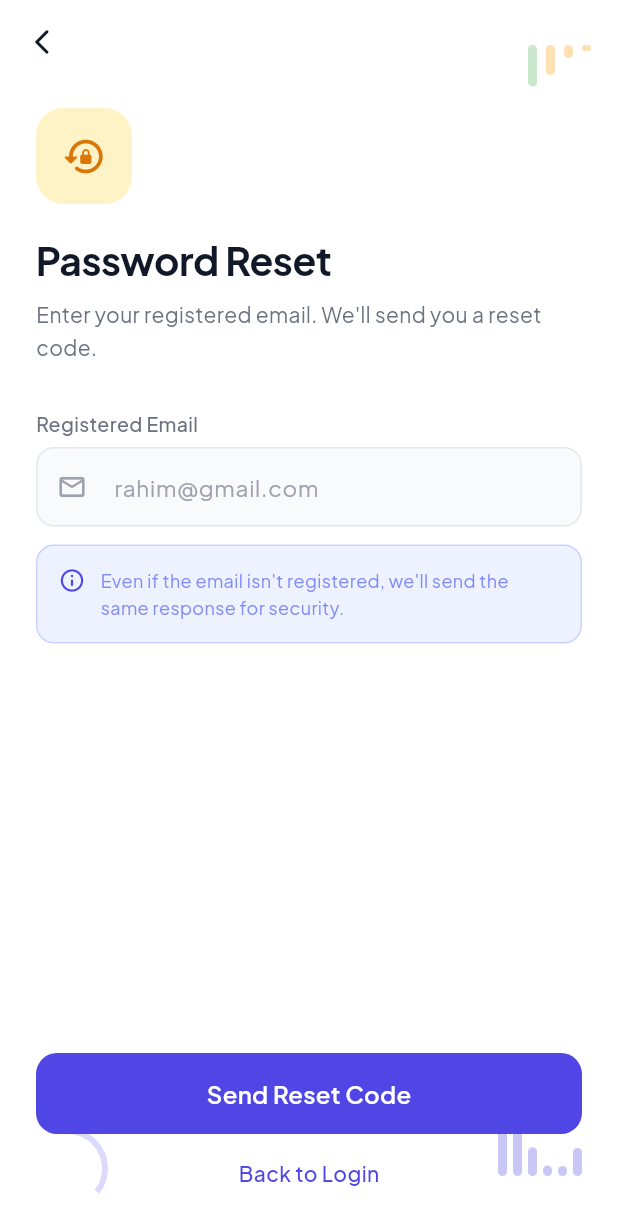
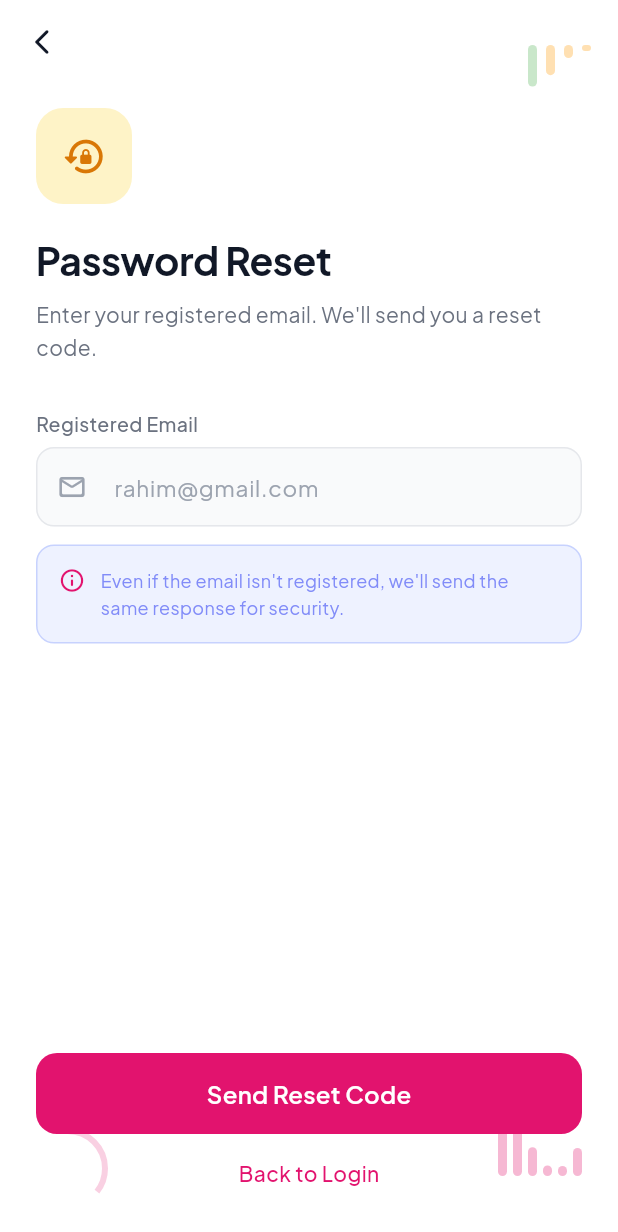
Before and after one commit to majidbhuiyan20/ShopLedger, a Flutter app: the ForgotPasswordScreen screen opened by its route, on a phone screen of 412 x 824 dp. Shown: the top 1232 px of the screen. Run offline on Flutter 3.47's test engine with Material 3 defaults, Android fonts, the phone set to English and light mode, and no system bars; our stand-ins replace dio, logger, shared_preferences; accounts and stored records are empty; network calls fail.

Commit message:
update color

```diff
--- a/lib/core/constants/app_colors.dart
+++ b/lib/core/constants/app_colors.dart
@@ -10,8 +10,10 @@ class AppColors {
   // ━━━━━━━━━━━━━━━━━━━━━━━━━━━━━━━━━━━━━━━━━━━━━━━━━━━━
   // Primary — Deep Indigo
   // ━━━━━━━━━━━━━━━━━━━━━━━━━━━━━━━━━━━━━━━━━━━━━━━━━━━━
-  static const Color primary        = Color(0xFF4F46E5); // main buttons, links
-  static const Color primaryDark    = Color(0xFF3730A3); // pressed state
+  //static const Color primary        = Color(0xFF4F46E5); // main buttons, links
+  static const Color primary        = Color(0xFFE2136E); // Bkash App Color
+ // static const Color primaryDark    = Color(0xFF3730A3); // pressed state
+  static const Color primaryDark    = Color(0xFFB3004D); // pressed state
   static const Color primaryLight   = Color(0xFF818CF8); // icons, highlights
   static const Color primarySurface = Color(0xFFEEF2FF); // card backgrounds
   static const Color primaryBorder  = Color(0xFFC7D2FE); // input borders (focused)
```
